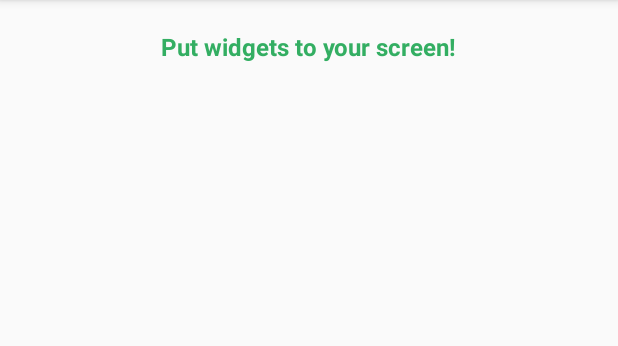
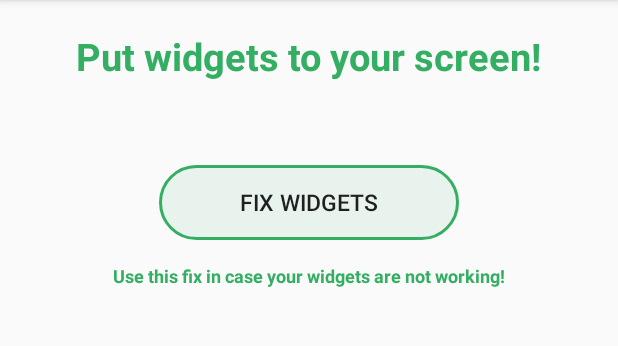
Before and after one commit to david3355/RisitasUnlimited, an Android app: the screen it shows after launch (MainSettingsActivity), on a phone screen of 412 x 824 dp, the part 84-430 px from its top. Run offline under Robolectric (Android 15) with nearby library versions, the phone set to English and light mode, and no system bars.

Commit message:
Add widget update, remove toasts, add widget only when at least one sound selected

```diff
--- a/app/src/main/java/com/jager/risitaslaugh/MainSettingsActivity.java
+++ b/app/src/main/java/com/jager/risitaslaugh/MainSettingsActivity.java
@@ -1,15 +1,47 @@
 package com.jager.risitaslaugh;
 
+import android.appwidget.AppWidgetManager;
+import android.content.ComponentName;
+import android.os.Bundle;
 import android.support.v7.app.AppCompatActivity;
-import android.os.Bundle;
+import android.view.View;
+import android.widget.Button;
+import android.widget.Toast;
 
-public class MainSettingsActivity extends AppCompatActivity
+public class MainSettingsActivity extends AppCompatActivity implements View.OnClickListener
 {
+
+       Button btnUpdateWidgets;
 
        @Override
        protected void onCreate(Bundle savedInstanceState)
        {
               super.onCreate(savedInstanceState);
               setContentView(R.layout.activity_main_settings);
+
+              btnUpdateWidgets = findViewById(R.id.btn_update_widgets);
+              btnUpdateWidgets.setOnClickListener(this);
+       }
+
+       void updateAllWidgets()
+       {
+              AppWidgetManager appWidgetManager = AppWidgetManager.getInstance(this);
+              int[] ids = appWidgetManager.getAppWidgetIds(new ComponentName(getApplication(), RisitasLaughWidget.class));
+              for (int widgetId : ids)
+              {
+                     RisitasLaughWidget.updateAppWidget(this, appWidgetManager, widgetId);
+              }
+              Toast.makeText(this, String.format("All %s widgets were updated", ids.length), Toast.LENGTH_SHORT).show();
+       }
+
+       @Override
+       public void onClick(View v)
+       {
+              switch (v.getId())
+              {
+                     case R.id.btn_update_widgets:
+                            updateAllWidgets();
+                            break;
               }
        }
+}
--- a/app/src/main/java/com/jager/risitaslaugh/WidgetInstance.java
+++ b/app/src/main/java/com/jager/risitaslaugh/WidgetInstance.java
@@ -5,7 +5,6 @@ import android.content.Context;
 import android.content.Intent;
 import android.media.MediaPlayer;
 import android.widget.RemoteViews;
-import android.widget.Toast;
 
 import java.util.Random;
 
@@ -88,12 +87,9 @@ public class WidgetInstance implements MediaPlayer.OnCompletionListener
        {
               updateWidget(intent, R.drawable.risitas_laugh);
               int soundID = getRandomSoundID();
-//              Toast.makeText(context, String.format("Running threads before create: %s", Thread.activeCount()), Toast.LENGTH_SHORT).show();
               player = MediaPlayer.create(context, soundID);
-//              Toast.makeText(context, String.format("Running threads after create: %s", Thread.activeCount()), Toast.LENGTH_SHORT).show();
               player.setOnCompletionListener(this);
               player.start();
-              Toast.makeText(context, String.format("Running threads after start and 1000: %s", Thread.activeCount()), Toast.LENGTH_SHORT).show();
               playing = true;
        }
 
--- a/app/src/main/res/layout/activity_main_settings.xml
+++ b/app/src/main/res/layout/activity_main_settings.xml
@@ -14,13 +14,31 @@
         android:text="Put widgets to your screen!"
         android:textColor="@color/colorSpringGreen"
         android:textStyle="bold"
-        android:textSize="16sp"
+        android:textSize="25sp"
         android:padding="20dp"
         android:layout_gravity="center_horizontal"
-        app:layout_constraintBottom_toBottomOf="parent"
-        app:layout_constraintLeft_toLeftOf="parent"
-        app:layout_constraintRight_toRightOf="parent"
-        app:layout_constraintTop_toTopOf="parent"
+        />
+
+    <Button
+        android:id="@+id/btn_update_widgets"
+        android:layout_height="50dp"
+        android:layout_width="200dp"
+        android:textSize="15sp"
+        android:layout_marginTop="35dp"
+        android:background="@drawable/button_default"
+        android:text="Fix widgets"
+        android:layout_gravity="center_horizontal"
+        />
+
+    <TextView
+        android:layout_width="wrap_content"
+        android:layout_height="wrap_content"
+        android:text="Use this fix in case your widgets are not working!"
+        android:textColor="@color/colorSpringGreen"
+        android:textStyle="bold"
+        android:textSize="12sp"
+        android:layout_marginTop="15dp"
+        android:layout_gravity="center_horizontal"
         />
 
     <!--<android.appwidget.AppWidgetHostView-->
```
Also changed, not shown: app/src/main/java/com/jager/risitaslaugh/PlayerService.java (+9 -24 lines), app/src/main/java/com/jager/risitaslaugh/RisitasLaughWidget.java (+6 -7 lines), app/src/main/java/com/jager/risitaslaugh/RisitasLaughWidgetConfigureActivity.java (+14 -0 lines). Lines whose indentation alone changed are shown as unchanged.
